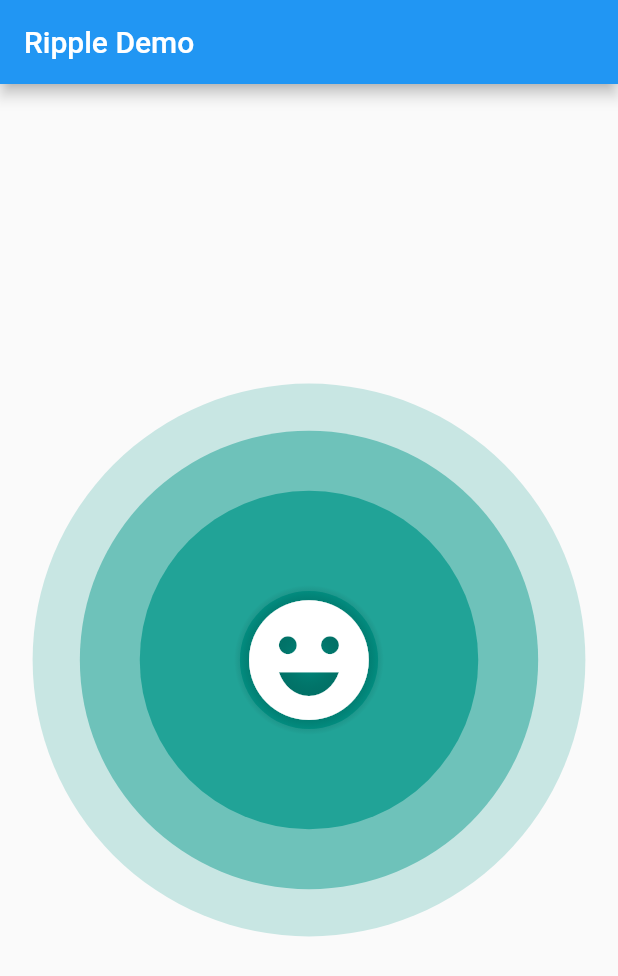
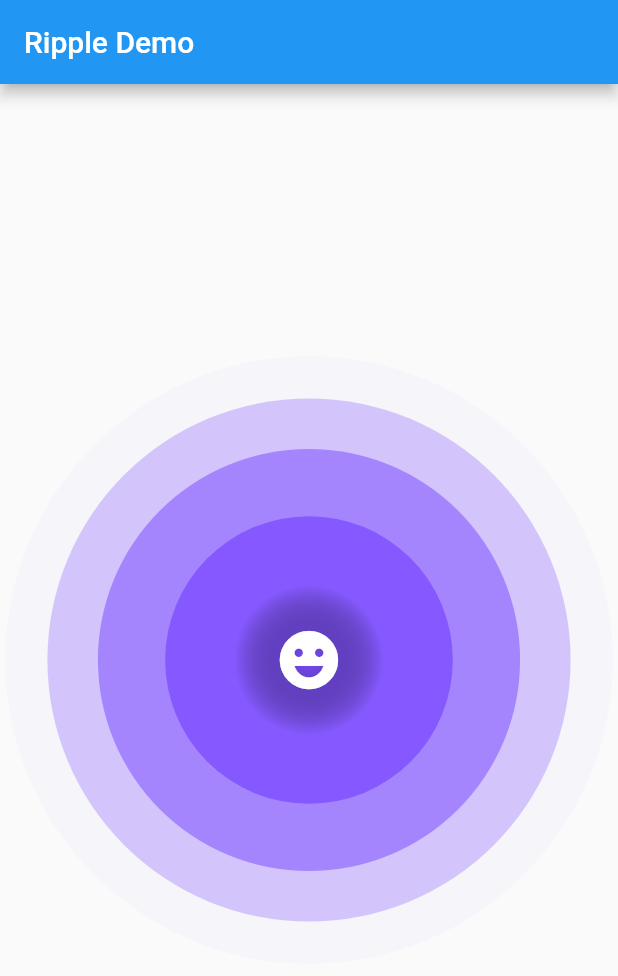
Before and after one commit to dtilhoo/ripple_wave, a Flutter app: the screen it shows after launch, on a phone screen of 412 x 824 dp. Shown: the top 976 px of the screen. Run offline on Flutter 3.47's test engine with Material 2 defaults, Android fonts, the phone set to English and light mode, and no system bars.

Commit message:
parameters comments

```diff
--- a/example/lib/main.dart
+++ b/example/lib/main.dart
@@ -30,8 +30,11 @@ class DemoPage extends StatelessWidget {
       appBar: AppBar(
         title: const Text("Ripple Demo"),
       ),
-      body: const RippleWave(
-        child: Icon(
+      body: RippleWave(
+        childTween: Tween(begin: 0.1, end: 1.0),
+        color: Colors.deepPurpleAccent,
+        repeat: false,
+        child: const Icon(
           Icons.emoji_emotions,
           size: 100,
           color: Colors.white,
```
Also changed, not shown: lib/ripple_wave.dart (+9 -0 lines), 2 other files.
